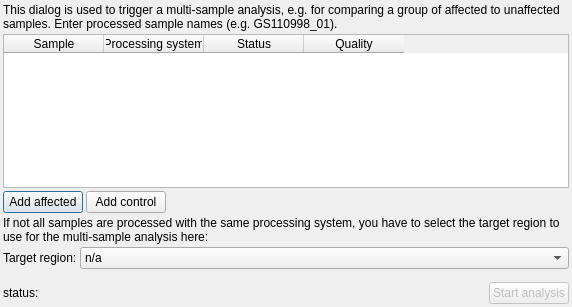
Before: the Qt Designer form src/GSvar/MultiSampleDialog.ui in imgag/ngs-bits, drawn with Qt 5.
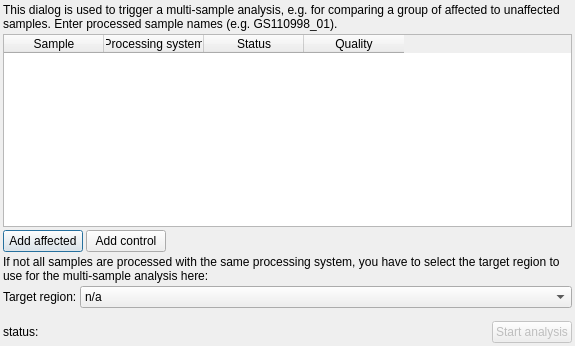
After: the same form once the commit is applied. Icons and pictures are not drawn.

What changed in the file:
```diff
--- a/src/GSvar/MultiSampleDialog.ui
+++ b/src/GSvar/MultiSampleDialog.ui
@@ -6,8 +6,8 @@
    <rect>
     <x>0</x>
     <y>0</y>
-    <width>572</width>
-    <height>307</height>
+    <width>575</width>
+    <height>346</height>
    </rect>
   </property>
   <property name="windowTitle">
```
